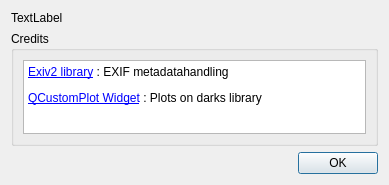
Old version of the form src/gui/forms/aboutDialog.ui in the repository deufrai/astrawdark-src.
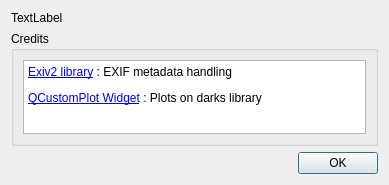
New version of the form.

Commit message: fixed ARD-59: Typo in About Dialog Credits

What changed in the file:
```diff
--- a/src/gui/forms/aboutDialog.ui
+++ b/src/gui/forms/aboutDialog.ui
@@ -37,7 +37,7 @@
 &lt;html&gt;&lt;head&gt;&lt;meta name=&quot;qrichtext&quot; content=&quot;1&quot; /&gt;&lt;style type=&quot;text/css&quot;&gt;
 p, li { white-space: pre-wrap; }
 &lt;/style&gt;&lt;/head&gt;&lt;body style=&quot; font-family:'Sans Serif'; font-size:9pt; font-weight:400; font-style:normal;&quot;&gt;
-&lt;p style=&quot; margin-top:12px; margin-bottom:12px; margin-left:0px; margin-right:0px; -qt-block-indent:0; text-indent:0px;&quot;&gt;&lt;a href=&quot;http://www.exiv2.org/&quot;&gt;&lt;span style=&quot; text-decoration: underline; color:#0000ff;&quot;&gt;Exiv2 library&lt;/span&gt;&lt;/a&gt; : EXIF metadatahandling&lt;/p&gt;
+&lt;p style=&quot; margin-top:12px; margin-bottom:12px; margin-left:0px; margin-right:0px; -qt-block-indent:0; text-indent:0px;&quot;&gt;&lt;a href=&quot;http://www.exiv2.org/&quot;&gt;&lt;span style=&quot; text-decoration: underline; color:#0000ff;&quot;&gt;Exiv2 library&lt;/span&gt;&lt;/a&gt; : EXIF metadata handling&lt;/p&gt;
 &lt;p style=&quot; margin-top:12px; margin-bottom:12px; margin-left:0px; margin-right:0px; -qt-block-indent:0; text-indent:0px;&quot;&gt;&lt;a href=&quot;http://www.qcustomplot.com/&quot;&gt;&lt;span style=&quot; text-decoration: underline; color:#0000ff;&quot;&gt;QCustomPlot Widget&lt;/span&gt;&lt;/a&gt; : Plots on darks library&lt;/p&gt;&lt;/body&gt;&lt;/html&gt;</string>
         </property>
         <property name="textInteractionFlags">
```
